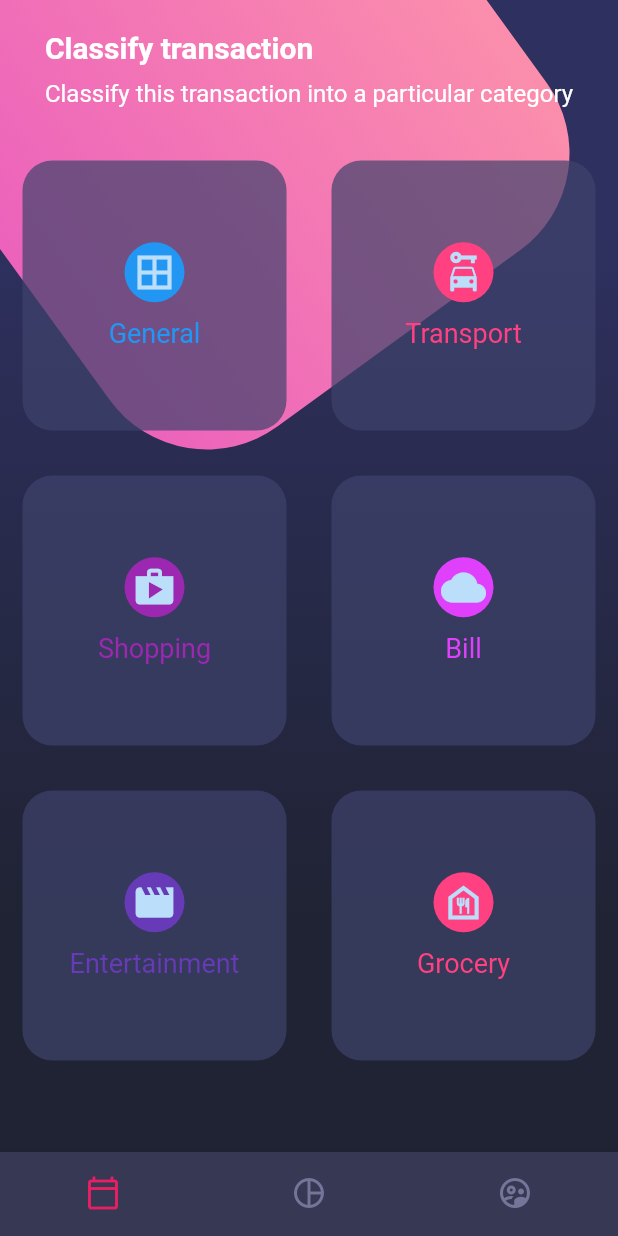
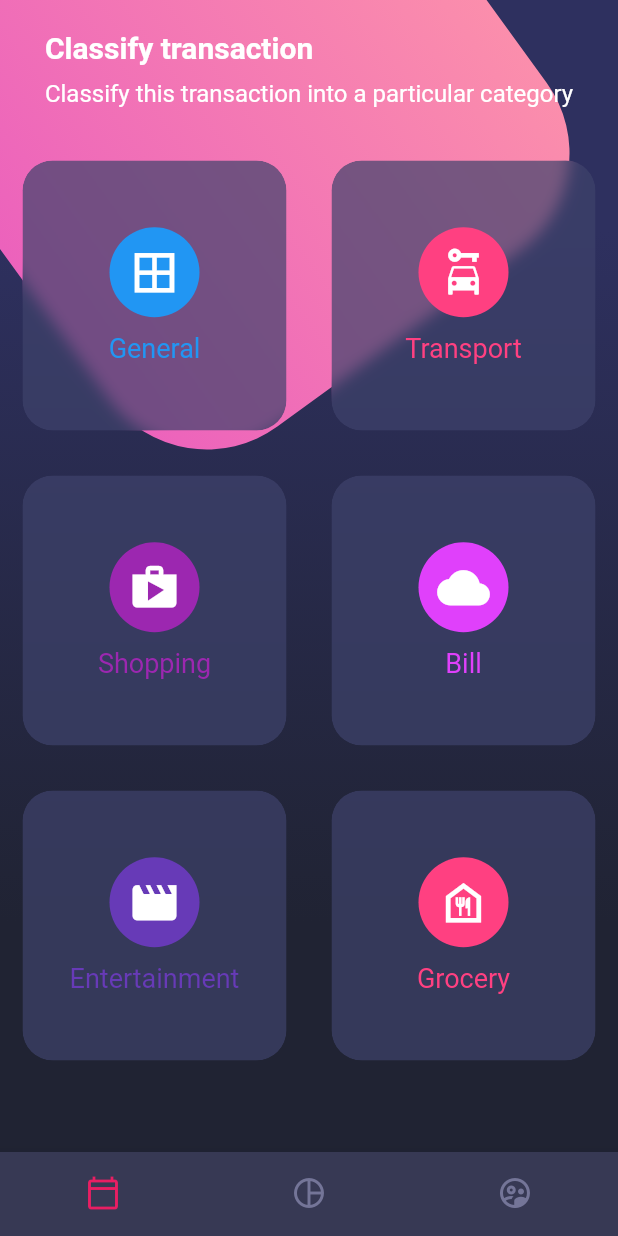
Before and after one commit to radamantis200/design_basic, a Flutter app: the screen it shows after launch, on a phone screen of 412 x 824 dp. Run offline on Flutter 3.47's test engine with Material 2 defaults, Android fonts, the phone set to English and light mode, and no system bars.

Commit message:
add theme dark add widgets BackgourdCard

```diff
--- a/lib/main.dart
+++ b/lib/main.dart
@@ -15,10 +15,13 @@ class MyApp extends StatelessWidget {
   @override
   Widget build(BuildContext context) {
     SystemChrome.setSystemUIOverlayStyle(SystemUiOverlayStyle.light);
-    return MaterialApp(initialRoute: 'home_design', routes: {
-      'basic_design': (_) => const BasicDesignScreen(),
-      'scroll_design': (_) => const ScrollDesign(),
-      'home_design': (_) => const HomeDesign()
-    });
+    return MaterialApp(
+        theme: ThemeData.dark(),
+        initialRoute: 'home_design',
+        routes: {
+          'basic_design': (_) => const BasicDesignScreen(),
+          'scroll_design': (_) => const ScrollDesign(),
+          'home_design': (_) => const HomeDesign()
+        });
   }
 }
--- a/lib/widgets/card_table.dart
+++ b/lib/widgets/card_table.dart
@@ -1,3 +1,5 @@
+import 'dart:ui';
+
 import 'package:flutter/material.dart';
 
 class CardTable extends StatelessWidget {
@@ -42,16 +44,16 @@ class SingleCard extends StatelessWidget {
 
   @override
   Widget build(BuildContext context) {
-    return Container(
-      margin: const EdgeInsets.all(15),
-      height: 180,
-      decoration: BoxDecoration(
-          color: const Color.fromRGBO(62, 66, 107, 0.7),
-          borderRadius: BorderRadius.circular(20)),
-      child: Column(mainAxisAlignment: MainAxisAlignment.center, children: [
+    return BackgroundCard(
+        chil: Column(mainAxisAlignment: MainAxisAlignment.center, children: [
       CircleAvatar(
         backgroundColor: color,
-          child: Icon(icon, size: 30),
+        radius: 30,
+        child: Icon(
+          icon,
+          size: 35,
+          color: Colors.white,
+        ),
       ),
       const SizedBox(
         height: 10,
@@ -60,7 +62,31 @@ class SingleCard extends StatelessWidget {
         text,
         style: TextStyle(color: color, fontSize: 18),
       )
-      ]),
+    ]));
+  }
+}
+
+class BackgroundCard extends StatelessWidget {
+  final Widget chil;
+  const BackgroundCard({super.key, required this.chil});
+
+  @override
+  Widget build(BuildContext context) {
+    return Container(
+      margin: const EdgeInsets.all(15),
+      child: ClipRRect(
+        borderRadius: BorderRadius.circular(20),
+        child: BackdropFilter(
+          filter: ImageFilter.blur(sigmaX: 5, sigmaY: 5),
+          child: Container(
+            height: 180,
+            decoration: BoxDecoration(
+                color: const Color.fromRGBO(62, 66, 107, 0.7),
+                borderRadius: BorderRadius.circular(20)),
+            child: chil,
+          ),
+        ),
+      ),
     );
   }
 }
```
Lines whose indentation alone changed are shown as unchanged.
